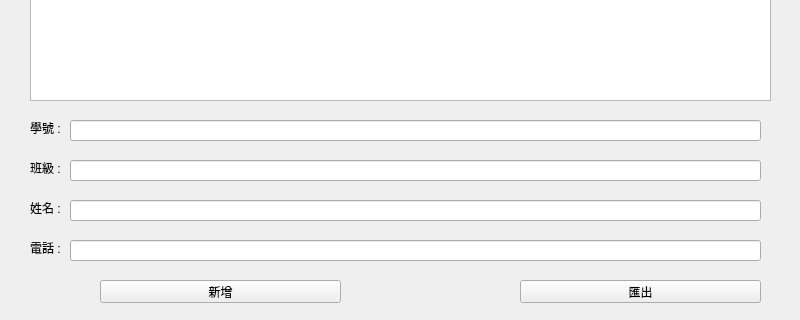
This is untitled/widget.ui in you-cheng-lin/GUI_Programming_Qt_Homework3 as Qt 5 draws it before an edit; both pictures show x 0 to 800 and y 280 to 600 of the 800 by 600 pixel window. The edited form follows.
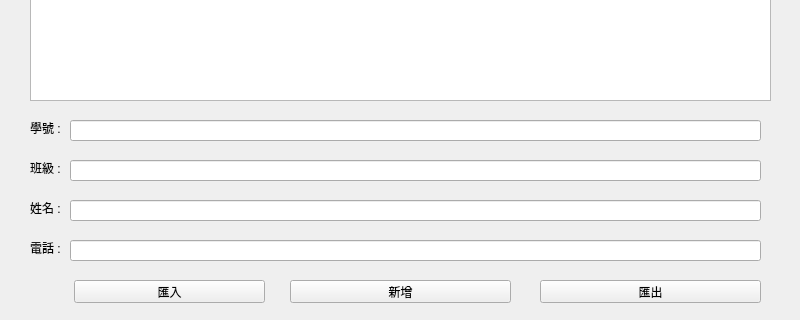
This is the edited form.

Patch:
```diff
--- a/untitled/widget.ui
+++ b/untitled/widget.ui
@@ -95,9 +95,9 @@
   <widget class="QPushButton" name="pushButton">
    <property name="geometry">
     <rect>
-     <x>100</x>
+     <x>290</x>
      <y>560</y>
-     <width>241</width>
+     <width>221</width>
      <height>23</height>
     </rect>
    </property>
@@ -108,9 +108,9 @@
   <widget class="QPushButton" name="pushButton_2">
    <property name="geometry">
     <rect>
-     <x>520</x>
+     <x>540</x>
      <y>560</y>
-     <width>241</width>
+     <width>221</width>
      <height>23</height>
     </rect>
    </property>
@@ -141,6 +141,19 @@
     <string>電話 :</string>
    </property>
   </widget>
+  <widget class="QPushButton" name="pushButton_3">
+   <property name="geometry">
+    <rect>
+     <x>74</x>
+     <y>560</y>
+     <width>191</width>
+     <height>23</height>
+    </rect>
+   </property>
+   <property name="text">
+    <string>匯入</string>
+   </property>
+  </widget>
  </widget>
  <resources/>
  <connections/>
```
